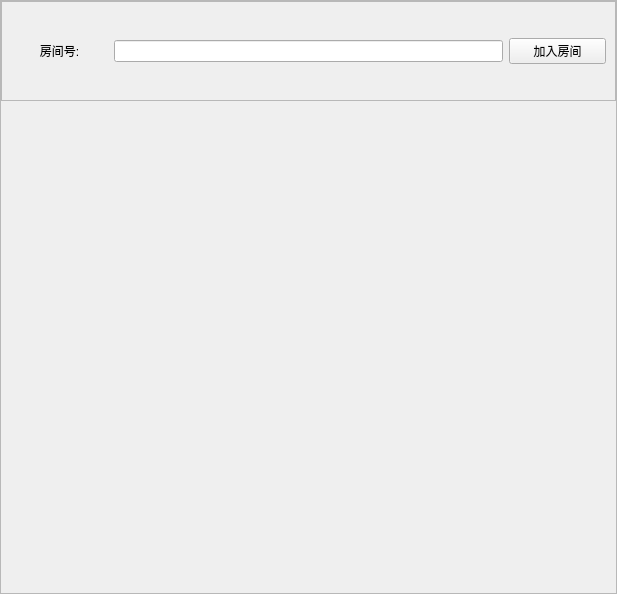
The window that src/ui/stack_join_meet.ui (wang-y-cell/CloudMeeting_Client) describes before a commit, drawn with Qt 5.
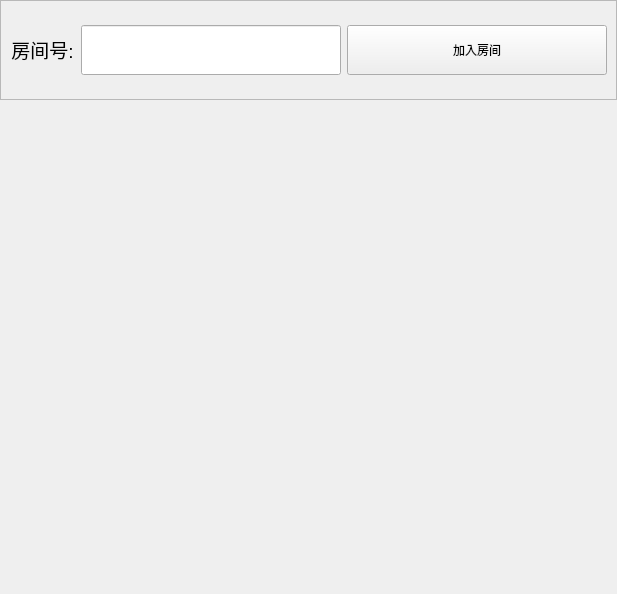
The same window after the commit.

Commit message: 完成加入房间ui和功能

Diff of the .ui file:
```diff
--- a/src/ui/stack_join_meet.ui
+++ b/src/ui/stack_join_meet.ui
@@ -28,6 +28,9 @@
    </property>
    <item>
     <widget class="QScrollArea" name="scrollArea">
+     <property name="frameShape">
+      <enum>QFrame::Shape::NoFrame</enum>
+     </property>
      <property name="widgetResizable">
       <bool>true</bool>
      </property>
@@ -36,8 +39,8 @@
        <rect>
         <x>0</x>
         <y>0</y>
-        <width>615</width>
-        <height>592</height>
+        <width>617</width>
+        <height>594</height>
        </rect>
       </property>
       <layout class="QVBoxLayout" name="verticalLayout_2">
@@ -73,7 +76,7 @@
          <property name="frameShadow">
           <enum>QFrame::Shadow::Raised</enum>
          </property>
-         <layout class="QHBoxLayout" name="horizontalLayout" stretch="1,4,1">
+         <layout class="QHBoxLayout" name="horizontalLayout" stretch="1,4,4">
           <property name="leftMargin">
            <number>9</number>
           </property>
@@ -95,7 +98,7 @@
              </sizepolicy>
             </property>
             <property name="text">
-             <string>&lt;html&gt;&lt;head/&gt;&lt;body&gt;&lt;p align=&quot;center&quot;&gt;房间号:&lt;/p&gt;&lt;/body&gt;&lt;/html&gt;</string>
+             <string>&lt;html&gt;&lt;head/&gt;&lt;body&gt;&lt;p align=&quot;center&quot;&gt;&lt;span style=&quot; font-size:14pt;&quot;&gt;房间号:&lt;/span&gt;&lt;/p&gt;&lt;/body&gt;&lt;/html&gt;</string>
             </property>
            </widget>
           </item>
@@ -107,6 +110,12 @@
               <verstretch>0</verstretch>
              </sizepolicy>
             </property>
+            <property name="minimumSize">
+             <size>
+              <width>0</width>
+              <height>50</height>
+             </size>
+            </property>
            </widget>
           </item>
           <item>
@@ -117,6 +126,12 @@
               <verstretch>0</verstretch>
              </sizepolicy>
             </property>
+            <property name="minimumSize">
+             <size>
+              <width>0</width>
+              <height>50</height>
+             </size>
+            </property>
             <property name="text">
              <string>加入房间</string>
             </property>
```
The commit also changes 6 other files.
